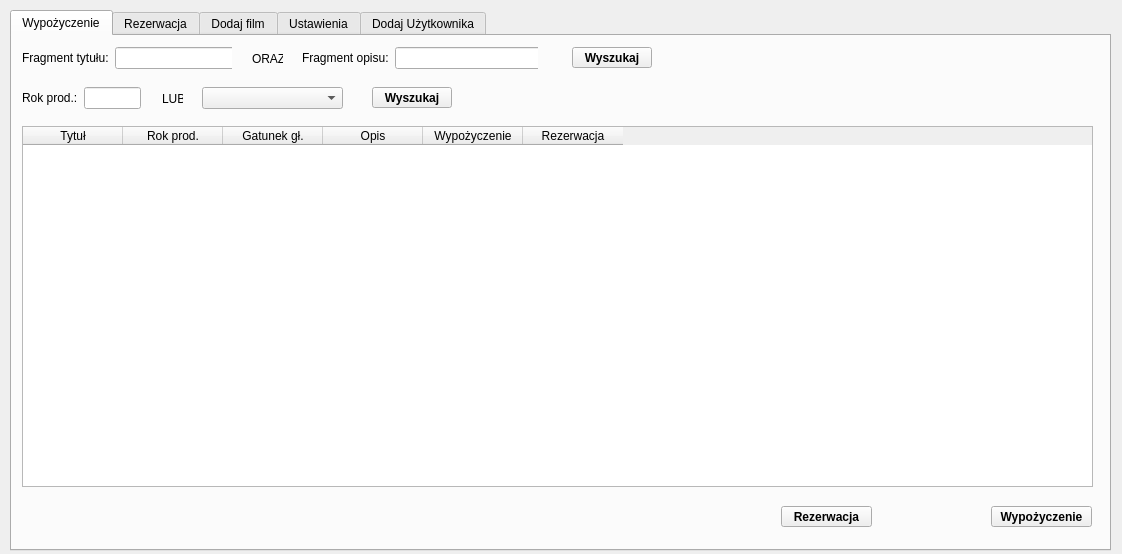
Before: the Qt Designer form RentDVD/wypozyczalnia.ui in ekspensum/CPP_Projects, drawn with Qt 5.
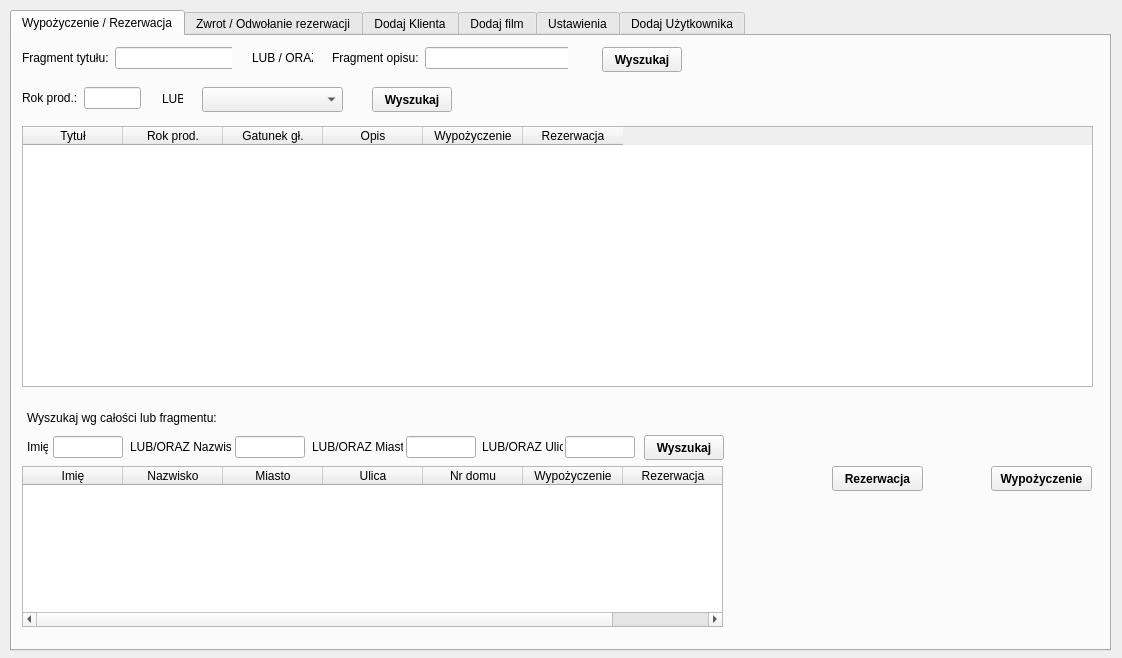
After: the same form once the commit is applied.

Commit message: dodaj klienta, obsługa checkbox dla klienta, poprawki

```diff
--- a/RentDVD/wypozyczalnia.ui
+++ b/RentDVD/wypozyczalnia.ui
@@ -7,7 +7,7 @@
     <x>0</x>
     <y>0</y>
     <width>1122</width>
-    <height>554</height>
+    <height>658</height>
    </rect>
   </property>
   <property name="windowTitle">
@@ -22,7 +22,7 @@
      <x>10</x>
      <y>10</y>
      <width>1101</width>
-     <height>541</height>
+     <height>641</height>
     </rect>
    </property>
    <property name="tabShape">
@@ -33,7 +33,7 @@
    </property>
    <widget class="QWidget" name="tabWypozyczenie">
     <attribute name="title">
-     <string>Wypożyczenie</string>
+     <string>Wypożyczenie / Rezerwacja</string>
     </attribute>
     <widget class="QTableWidget" name="tableWidgetWyszukaj">
      <property name="geometry">
@@ -41,7 +41,7 @@
        <x>10</x>
        <y>90</y>
        <width>1071</width>
-       <height>361</height>
+       <height>261</height>
       </rect>
      </property>
      <column>
@@ -81,7 +81,7 @@
        <x>190</x>
        <y>51</y>
        <width>141</width>
-       <height>22</height>
+       <height>25</height>
       </rect>
      </property>
     </widget>
@@ -91,7 +91,7 @@
        <x>360</x>
        <y>51</y>
        <width>80</width>
-       <height>21</height>
+       <height>25</height>
       </rect>
      </property>
      <property name="font">
@@ -108,22 +108,22 @@
      <property name="geometry">
       <rect>
        <x>240</x>
-       <y>15</y>
-       <width>31</width>
-       <height>16</height>
+       <y>9</y>
+       <width>61</width>
+       <height>25</height>
       </rect>
      </property>
      <property name="text">
-      <string>ORAZ</string>
+      <string>LUB / ORAZ</string>
      </property>
     </widget>
     <widget class="QPushButton" name="pushButtonWyszukajTytulOpis">
      <property name="geometry">
       <rect>
-       <x>560</x>
+       <x>590</x>
        <y>11</y>
        <width>80</width>
-       <height>21</height>
+       <height>25</height>
       </rect>
      </property>
      <property name="font">
@@ -140,9 +140,9 @@
      <property name="geometry">
       <rect>
        <x>150</x>
-       <y>53</y>
+       <y>50</y>
        <width>21</width>
-       <height>20</height>
+       <height>25</height>
       </rect>
      </property>
      <property name="text">
@@ -152,10 +152,10 @@
     <widget class="QLabel" name="komunikatyWypozycz">
      <property name="geometry">
       <rect>
-       <x>20</x>
-       <y>475</y>
-       <width>631</width>
-       <height>21</height>
+       <x>740</x>
+       <y>20</y>
+       <width>281</width>
+       <height>41</height>
       </rect>
      </property>
      <property name="font">
@@ -173,9 +173,9 @@
      <property name="geometry">
       <rect>
        <x>979</x>
-       <y>470</y>
+       <y>430</y>
        <width>101</width>
-       <height>21</height>
+       <height>25</height>
       </rect>
      </property>
      <property name="font">
@@ -191,10 +191,10 @@
     <widget class="QPushButton" name="pushButtonRezerwacja">
      <property name="geometry">
       <rect>
-       <x>769</x>
-       <y>470</y>
+       <x>820</x>
+       <y>430</y>
        <width>91</width>
-       <height>21</height>
+       <height>25</height>
       </rect>
      </property>
      <property name="font">
@@ -207,10 +207,10 @@
       <string>Rezerwacja</string>
      </property>
     </widget>
-    <widget class="QWidget" name="">
+    <widget class="QWidget" name="layoutWidget4">
      <property name="geometry">
       <rect>
-       <x>290</x>
+       <x>320</x>
        <y>10</y>
        <width>236</width>
        <height>24</height>
@@ -239,7 +239,7 @@
       </item>
      </layout>
     </widget>
-    <widget class="QWidget" name="">
+    <widget class="QWidget" name="layoutWidget2">
      <property name="geometry">
       <rect>
        <x>10</x>
@@ -271,7 +271,7 @@
       </item>
      </layout>
     </widget>
-    <widget class="QWidget" name="">
+    <widget class="QWidget" name="layoutWidget3">
      <property name="geometry">
       <rect>
        <x>10</x>
@@ -306,12 +306,329 @@
       </item>
      </layout>
     </widget>
+    <widget class="QTableWidget" name="tableWidgetWyszukajKlienta">
+     <property name="geometry">
+      <rect>
+       <x>10</x>
+       <y>430</y>
+       <width>701</width>
+       <height>161</height>
+      </rect>
+     </property>
+     <column>
+      <property name="text">
+       <string>Imię</string>
+      </property>
+     </column>
+     <column>
+      <property name="text">
+       <string>Nazwisko</string>
+      </property>
+     </column>
+     <column>
+      <property name="text">
+       <string>Miasto</string>
+      </property>
+     </column>
+     <column>
+      <property name="text">
+       <string>Ulica</string>
+      </property>
+     </column>
+     <column>
+      <property name="text">
+       <string>Nr domu</string>
+      </property>
+     </column>
+     <column>
+      <property name="text">
+       <string>Wypożyczenie</string>
+      </property>
+     </column>
+     <column>
+      <property name="text">
+       <string>Rezerwacja</string>
+      </property>
+     </column>
+    </widget>
+    <widget class="QLineEdit" name="lineEditImieWyszukaj">
+     <property name="geometry">
+      <rect>
+       <x>41</x>
+       <y>400</y>
+       <width>70</width>
+       <height>22</height>
+      </rect>
+     </property>
+    </widget>
+    <widget class="QLineEdit" name="lineEditNazwiskoWyszukaj">
+     <property name="geometry">
+      <rect>
+       <x>223</x>
+       <y>400</y>
+       <width>70</width>
+       <height>22</height>
+      </rect>
+     </property>
+    </widget>
+    <widget class="QLineEdit" name="lineEditMiastoWyszukaj">
+     <property name="geometry">
+      <rect>
+       <x>394</x>
+       <y>400</y>
+       <width>70</width>
+       <height>22</height>
+      </rect>
+     </property>
+    </widget>
+    <widget class="QLineEdit" name="lineEditUlicaWyszukaj">
+     <property name="geometry">
+      <rect>
+       <x>553</x>
+       <y>400</y>
+       <width>70</width>
+       <height>22</height>
+      </rect>
+     </property>
+    </widget>
+    <widget class="QLabel" name="label_17">
+     <property name="geometry">
+      <rect>
+       <x>15</x>
+       <y>400</y>
+       <width>21</width>
+       <height>22</height>
+      </rect>
+     </property>
+     <property name="text">
+      <string>Imię:</string>
+     </property>
+    </widget>
+    <widget class="QLabel" name="label_18">
+     <property name="geometry">
+      <rect>
+       <x>118</x>
+       <y>400</y>
+       <width>101</width>
+       <height>22</height>
+      </rect>
+     </property>
+     <property name="text">
+      <string>LUB/ORAZ Nazwisko:</string>
+     </property>
+    </widget>
+    <widget class="QLabel" name="label_19">
+     <property name="geometry">
+      <rect>
+       <x>300</x>
+       <y>400</y>
+       <width>91</width>
+       <height>22</height>
+      </rect>
+     </property>
+     <property name="text">
+      <string>LUB/ORAZ Miasto:</string>
+     </property>
+    </widget>
+    <widget class="QLabel" name="label_20">
+     <property name="geometry">
+      <rect>
+       <x>470</x>
+       <y>400</y>
+       <width>81</width>
+       <height>22</height>
+      </rect>
+     </property>
+     <property name="text">
+      <string>LUB/ORAZ Ulica:</string>
+     </property>
+    </widget>
+    <widget class="QPushButton" name="pushButtonWyszukajKlienta">
+     <property name="geometry">
+      <rect>
+       <x>632</x>
+       <y>399</y>
+       <width>80</width>
+       <height>25</height>
+      </rect>
+     </property>
+     <property name="font">
+      <font>
+       <weight>75</weight>
+       <bold>true</bold>
+      </font>
+     </property>
+     <property name="text">
+      <string>Wyszukaj</string>
+     </property>
+    </widget>
+    <widget class="QLabel" name="label_21">
+     <property name="geometry">
+      <rect>
+       <x>15</x>
+       <y>374</y>
+       <width>191</width>
+       <height>16</height>
+      </rect>
+     </property>
+     <property name="text">
+      <string>Wyszukaj wg całości lub fragmentu:</string>
+     </property>
+    </widget>
    </widget>
    <widget class="QWidget" name="tabRezerwacja">
     <attribute name="title">
-     <string>Rezerwacja</string>
+     <string>Zwrot / Odwołanie rezerwacji</string>
     </attribute>
    </widget>
+   <widget class="QWidget" name="tabDodajKlienta">
+    <attribute name="title">
+     <string>Dodaj Klienta</string>
+    </attribute>
+    <widget class="QPushButton" name="pushButtonDodajKlienta">
+     <property name="geometry">
+      <rect>
+       <x>232</x>
+       <y>250</y>
+       <width>80</width>
+       <height>25</height>
+      </rect>
+     </property>
+     <property name="font">
+      <font>
+       <weight>75</weight>
+       <bold>true</bold>
+      </font>
+     </property>
+     <property name="text">
+      <string>Dodaj</string>
+     </property>
+    </widget>
+    <widget class="QLabel" name="komunikatyDodajKlienta">
+     <property name="geometry">
+      <rect>
+       <x>60</x>
+       <y>300</y>
+       <width>311</width>
+       <height>41</height>
+      </rect>
+     </property>
+     <property name="font">
+      <font>
+       <weight>75</weight>
+       <bold>true</bold>
+      </font>
+     </property>
+    </widget>
+    <widget class="QLabel" name="label_29">
+     <property name="geometry">
+      <rect>
+       <x>330</x>
+       <y>99</y>
+       <width>131</width>
+       <height>16</height>
+      </rect>
+     </property>
+     <property name="text">
+      <string>* pole NIE jest wymagane</string>
+     </property>
+    </widget>
+    <widget class="QLabel" name="label_30">
+     <property name="geometry">
+      <rect>
+       <x>330</x>
+       <y>210</y>
+       <width>131</width>
+       <height>16</height>
+      </rect>
+     </property>
+     <property name="text">
+      <string>* pole NIE jest wymagane</string>
+     </property>
+    </widget>
+    <widget class="QWidget" name="">
+     <property name="geometry">
+      <rect>
+       <x>60</x>
+       <y>38</y>
+       <width>251</width>
+       <height>192</height>
+      </rect>
+     </property>
+     <layout class="QGridLayout" name="gridLayout_10">
+      <item row="0" column="0">
+       <widget class="QLabel" name="label_22">
+        <property name="text">
+         <string>Imię:</string>
+        </property>
+       </widget>
+      </item>
+      <item row="0" column="1">
+       <widget class="QLineEdit" name="lineEditImieKlienta"/>
+      </item>
+      <item row="1" column="0">
+       <widget class="QLabel" name="label_23">
+        <property name="text">
+         <string>Nazwisko:</string>
+        </property>
+       </widget>
+      </item>
+      <item row="1" column="1">
+       <widget class="QLineEdit" name="lineEditNazwiskoKlienta"/>
+      </item>
+      <item row="2" column="0">
+       <widget class="QLabel" name="label_24">
+        <property name="text">
+         <string>Kod pocztowy:</string>
+        </property>
+       </widget>
+      </item>
+      <item row="2" column="1">
+       <widget class="QLineEdit" name="lineEditKodPocztowy"/>
+      </item>
+      <item row="3" column="0">
+       <widget class="QLabel" name="label_25">
+        <property name="text">
+         <string>Miasto:</string>
+        </property>
+       </widget>
+      </item>
+      <item row="3" column="1">
+       <widget class="QLineEdit" name="lineEditMiasto"/>
+      </item>
+      <item row="4" column="0">
+       <widget class="QLabel" name="label_26">
+        <property name="text">
+         <string>Ulica:</string>
+        </property>
+       </widget>
+      </item>
+      <item row="4" column="1">
+       <widget class="QLineEdit" name="lineEditUlica"/>
+      </item>
+      <item row="5" column="0">
+       <widget class="QLabel" name="label_27">
+        <property name="text">
+         <string>Nr domu:</string>
+        </property>
+       </widget>
+      </item>
+      <item row="5" column="1">
+       <widget class="QLineEdit" name="lineEditNrDomu"/>
+      </item>
+      <item row="6" column="0">
+       <widget class="QLabel" name="label_28">
+        <property name="text">
+         <string>Nr lokalu:</string>
+        </property>
+       </widget>
+      </item>
+      <item row="6" column="1">
+       <widget class="QLineEdit" name="lineEditNrLokalu"/>
+      </item>
+     </layout>
+    </widget>
+   </widget>
    <widget class="QWidget" name="tabDodajFilm">
     <attribute name="title">
      <string>Dodaj film</string>
```
Left out of the diff: 96 changed lines with no effect on the pictures. The commit also changes 5 other files.
